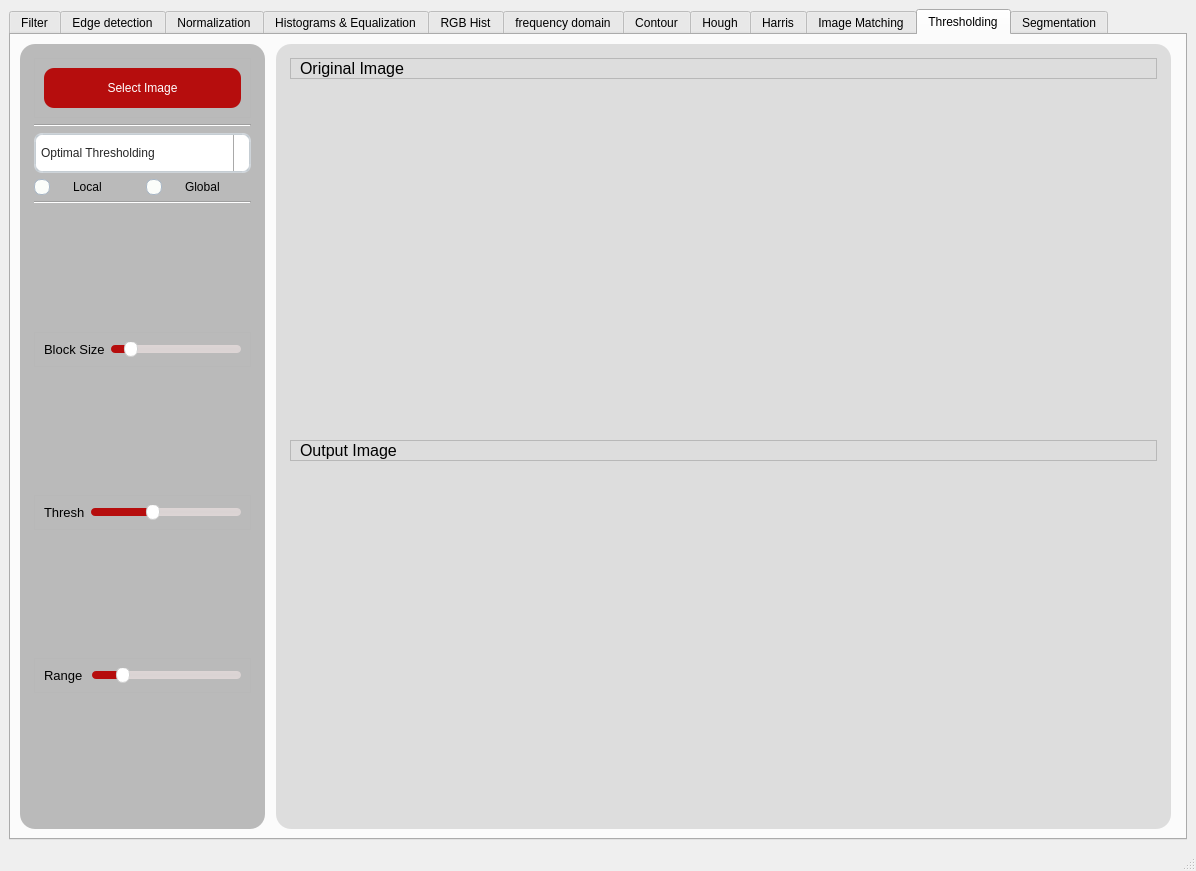
The window that task1.ui (Mohamed-hazem-mahrous/computer_vision_toolkit) describes before a commit, drawn with Qt 5.
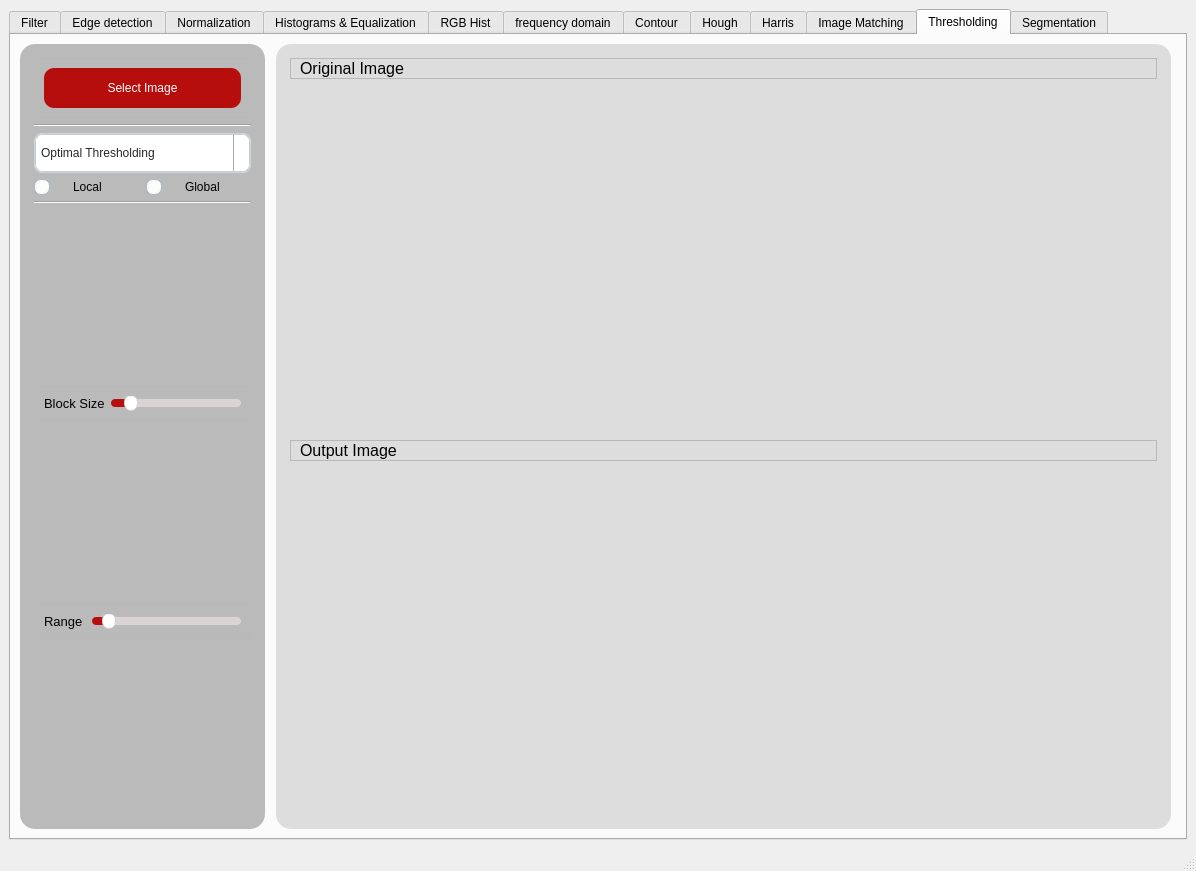
The same window after the commit. The open tabs and pages were chosen to show the change. Icons and pictures are not drawn. Custom widgets are drawn as their Qt base class.

Commit message: spectral thresholding Update

Patch:
```diff
--- a/task1.ui
+++ b/task1.ui
@@ -7202,117 +7202,6 @@
                  </layout>
                 </widget>
                </item>
-               <item>
-                <spacer name="verticalSpacer_30">
-                 <property name="orientation">
-                  <enum>Qt::Vertical</enum>
-                 </property>
-                 <property name="sizeHint" stdset="0">
-                  <size>
-                   <width>20</width>
-                   <height>40</height>
-                  </size>
-                 </property>
-                </spacer>
-               </item>
-               <item>
-                <widget class="QFrame" name="spectral_thresh_frame">
-                 <property name="maximumSize">
-                  <size>
-                   <width>16777215</width>
-                   <height>80</height>
-                  </size>
-                 </property>
-                 <property name="frameShape">
-                  <enum>QFrame::StyledPanel</enum>
-                 </property>
-                 <property name="frameShadow">
-                  <enum>QFrame::Raised</enum>
-                 </property>
-                 <layout class="QGridLayout" name="gridLayout_175">
-                  <item row="0" column="0">
-                   <widget class="QLabel" name="spectral_thresh_label">
-                    <property name="maximumSize">
-                     <size>
-                      <width>16777215</width>
-                      <height>40</height>
-                     </size>
-                    </property>
-                    <property name="font">
-                     <font>
-                      <pointsize>10</pointsize>
-                     </font>
-                    </property>
-                    <property name="styleSheet">
-                     <string notr="true"/>
-                    </property>
-                    <property name="text">
-                     <string>Thresh</string>
-                    </property>
-                    <property name="textFormat">
-                     <enum>Qt::AutoText</enum>
-                    </property>
-                   </widget>
-                  </item>
-                  <item row="0" column="1">
-                   <widget class="QSlider" name="spectral_thresh_slider">
-                    <property name="styleSheet">
-                     <string notr="true">QSlider::groove {
-    border: 1px solid #bbbbbb;
-    background-color: #52595d;
-    border-radius: 4px;
-}
-QSlider::groove:horizontal {
-    height: 6px;
-}
-QSlider::groove:vertical {
-    width: 6px;
-}
-QSlider::handle:horizontal {
-    background: #ffffff;
-    border-style: solid;
-    border-width: 1px;
-    border-color: rgb(207,207,207);
-    width: 12px;
-    margin: -5px 0;
-    border-radius: 7px;
-}
-QSlider::handle:vertical {
-    background: #ffffff;
-    border-style: solid;
-    border-width: 1px;
-    border-color: rgb(207,207,207);
-    height: 12px;
-    margin: 0 -5px;
-    border-radius: 7px;
-}
-QSlider::add-page, QSlider::sub-page {
-    border: 1px transparent;
-    background-color: #52595d;
-    border-radius: 4px;
-}
-QSlider::add-page:horizontal {
-    background: qlineargradient(spread:pad, x1:0, y1:0, x2:0, y2:1, stop:0 #ddd5d5, stop:0.5 #dad3d3, stop:1 #ddd5d5);
-}
-QSlider::sub-page:horizontal {
-    background-color: qlineargradient(spread:pad, x1:0, y1:0, x2:1, y2:0, stop:0  rgb(182, 13, 13), stop:0.5  rgb(182, 13, 13), stop:1  rgb(182, 13, 13));
-}
-</string>
-                    </property>
-                    <property name="maximum">
-                     <number>500</number>
-                    </property>
-                    <property name="sliderPosition">
-                     <number>200</number>
-                    </property>
-                    <property name="orientation">
-                     <enum>Qt::Horizontal</enum>
-                    </property>
-                   </widget>
-                  </item>
-                 </layout>
-                </widget>
-               </item>
                <item>
                 <spacer name="verticalSpacer_31">
                  <property name="orientation">
@@ -7410,6 +7299,9 @@
 }
 </string>
                     </property>
+                    <property name="maximum">
+                     <number>255</number>
+                    </property>
                     <property name="sliderPosition">
                      <number>17</number>
                     </property>
```
Left out of the diff: 5 changed lines with no effect on the pictures. The commit also changes 2 other files.
